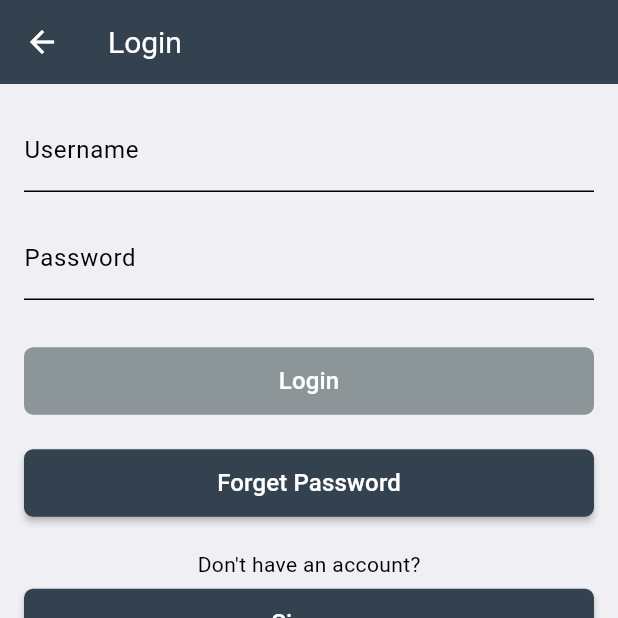
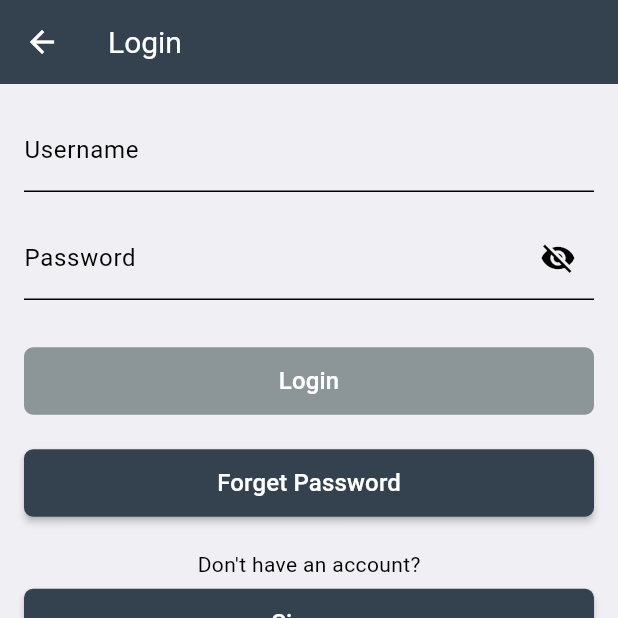
Before and after one commit to banghuazhao/swiftcomp-flutter, a Flutter app: the NewLoginPage screen opened directly, on a phone screen of 412 x 824 dp, the top half of it. Run offline on Flutter 3.47's test engine with Material 3 defaults, Android fonts, the phone set to English and light mode, and no system bars; our stand-ins replace app_links, auto_size_text, device_info, fl_chart, flutter_dotenv, flutter_markdown and 8 more; missing offline and left inert: amplify_auth_cognito, amplify_flutter, app_tracking_transparency, composite_calculator, dart:html, flutter_math_fork and 3 more; accounts and stored records are empty.

Commit message:
add password visibility option (#31)

```diff
--- a/lib/presentation/settings/views/login_page.dart
+++ b/lib/presentation/settings/views/login_page.dart
@@ -23,6 +23,13 @@ class _LoginPageState extends State<NewLoginPage> {
   bool isButtonEnabled = false;
   final TextEditingController _usernameController = TextEditingController();
   final TextEditingController _passwordController = TextEditingController();
+  bool _obscureText = true;
+
+  void _togglePasswordVisibility() {
+    setState(() {
+      _obscureText = !_obscureText;
+    });
+  }
 
   @override
   void initState() {
@@ -140,21 +147,28 @@ class _LoginPageState extends State<NewLoginPage> {
                     // Password Field
                     TextFormField(
                       controller: _passwordController,
+                      obscureText: _obscureText, // Controls whether the text is hidden
                       decoration: InputDecoration(
                         labelText: 'Password',
                         errorBorder: UnderlineInputBorder(
                           borderSide: BorderSide(
-                              color: Color(0xFFB71C1C)), // Underline color when there’s an error
+                            color: Color(0xFFB71C1C), // Underline color when there’s an error
+                          ),
                         ),
                         focusedErrorBorder: UnderlineInputBorder(
                           borderSide: BorderSide(
-                              color:
-                              Color(0xFFB71C1C)), // Underline color when focused and there’s an error
+                            color: Color(0xFFB71C1C), // Underline color when focused and there’s an error
+                          ),
                         ),
                         errorStyle: TextStyle(color: Color(0xFFB71C1C)), // Error text color
+                        suffixIcon: IconButton(
+                          icon: Icon(
+                            _obscureText ? Icons.visibility_off : Icons.visibility,
+                          ),
+                          onPressed: _togglePasswordVisibility,
+                        ),
                       ),
-                      style: TextStyle(color: Colors.black), // Text color when typing
-                      obscureText: true,
+                      style: TextStyle(color: Colors.black),
                       onChanged: (value) => password = value.trim(),
                       validator: (value) {
                         if (value == null || value.isEmpty) {
```
Also changed, not shown: lib/presentation/settings/views/forget_password_page.dart (+31 -8 lines).
